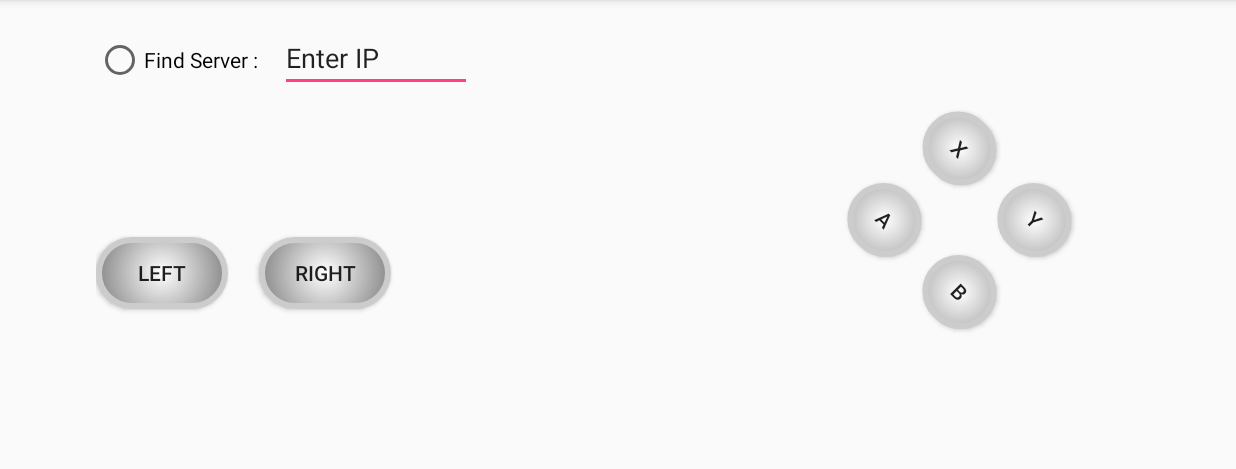
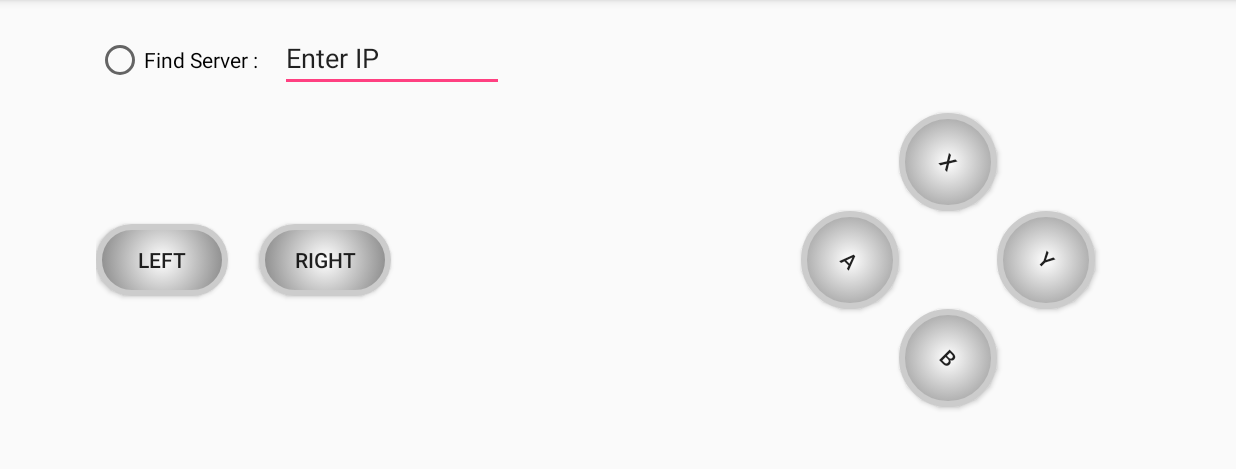
Before and after one commit to Cethyri/CatGame, an Android app: the screen it shows after launch (MainActivity), on a phone screen of 824 x 412 dp (held sideways), the part 72-541 px from its top. Run offline under Robolectric (Android 15) with nearby library versions, the phone set to English and light mode, and no system bars.

Commit message:
resized buttons

```diff
--- a/UdpClientController/app/src/main/res/layout/activity_main.xml
+++ b/UdpClientController/app/src/main/res/layout/activity_main.xml
@@ -25,8 +25,8 @@
         android:background="@drawable/roundbutton"
         android:rotation="45"
         android:id="@+id/X_id"
-        android:layout_width="50dp"
-        android:layout_height="47dp"
+        android:layout_width="65dp"
+        android:layout_height="65dp"
         android:layout_marginEnd="95dp"
         android:layout_marginRight="95dp"
         android:text="X"
@@ -39,8 +39,8 @@
         android:background="@drawable/roundbutton"
         android:rotation="45"
         android:id="@+id/B_id"
-        android:layout_width="50dp"
-        android:layout_height="wrap_content"
+        android:layout_width="65dp"
+        android:layout_height="65dp"
         android:text="B"
         android:layout_below="@+id/A_id"
         android:layout_toRightOf="@+id/A_id"
@@ -50,8 +50,8 @@
         android:background="@drawable/roundbutton"
         android:rotation="45"
         android:id="@+id/A_id"
-        android:layout_width="50dp"
-        android:layout_height="wrap_content"
+        android:layout_width="65dp"
+        android:layout_height="65dp"
         android:text="A"
         android:layout_below="@+id/X_id"
         android:layout_toLeftOf="@+id/X_id"
@@ -61,8 +61,8 @@
         android:background="@drawable/roundbutton"
         android:rotation="45"
         android:id="@+id/Y_id"
-        android:layout_width="50dp"
-        android:layout_height="wrap_content"
+        android:layout_width="65dp"
+        android:layout_height="65dp"
         android:text="Y"
         android:layout_below="@+id/X_id"
         android:layout_toRightOf="@+id/B_id"
@@ -74,7 +74,8 @@
         android:layout_width="wrap_content"
         android:layout_height="wrap_content"
         android:text="Left"
-        android:layout_centerVertical="true"
+        android:layout_alignBaseline="@+id/A_id"
+        android:layout_alignBottom="@+id/A_id"
         android:layout_alignParentLeft="true"
         android:layout_alignParentStart="true" />
 
@@ -94,11 +95,11 @@
         android:layout_width="wrap_content"
         android:layout_height="wrap_content"
         android:layout_alignParentTop="true"
-        android:layout_marginLeft="14dp"
+        android:layout_marginLeft="15dp"
         android:layout_marginStart="14dp"
         android:layout_toEndOf="@+id/radioButton"
         android:layout_toRightOf="@+id/radioButton"
-        android:ems="6"
+        android:ems="7"
         android:inputType="text" />
 
 
```
Also changed, not shown: 1 other file.
